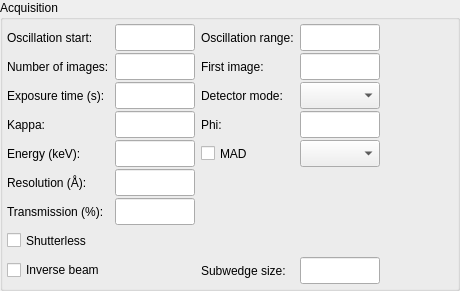
Qt form Bricks/widgets/ui_files/Qt4_acquisition_widget_vertical_layout.ui (hellmig/mxcube) before a commit.
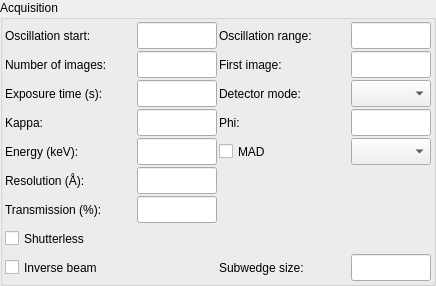
The same form after that commit.

Commit message: BESSY-specific: changed layout for acquisition widget after upgrade to Debian 9

Diff of the .ui file:
```diff
--- a/Bricks/widgets/ui_files/Qt4_acquisition_widget_vertical_layout.ui
+++ b/Bricks/widgets/ui_files/Qt4_acquisition_widget_vertical_layout.ui
@@ -6,8 +6,8 @@
    <rect>
     <x>0</x>
     <y>0</y>
-    <width>460</width>
-    <height>291</height>
+    <width>436</width>
+    <height>281</height>
    </rect>
   </property>
   <property name="sizePolicy">
@@ -16,6 +16,12 @@
     <verstretch>0</verstretch>
    </sizepolicy>
   </property>
+  <property name="minimumSize">
+   <size>
+    <width>0</width>
+    <height>0</height>
+   </size>
+  </property>
   <property name="maximumSize">
    <size>
     <width>32767</width>
@@ -25,14 +31,11 @@
   <property name="windowTitle">
    <string>Acquisition widget</string>
   </property>
-  <layout class="QHBoxLayout">
-   <property name="spacing">
-    <number>0</number>
-   </property>
+  <layout class="QGridLayout" name="gridLayout_2">
    <property name="margin">
     <number>0</number>
    </property>
-   <item>
+   <item row="0" column="0">
     <widget class="QGroupBox" name="acq_gbox">
      <property name="sizePolicy">
       <sizepolicy hsizetype="Preferred" vsizetype="Fixed">
@@ -40,6 +43,12 @@
        <verstretch>0</verstretch>
       </sizepolicy>
      </property>
+     <property name="minimumSize">
+      <size>
+       <width>0</width>
+       <height>0</height>
+      </size>
+     </property>
      <property name="maximumSize">
       <size>
        <width>32767</width>
@@ -49,26 +58,14 @@
      <property name="title">
       <string>Acquisition</string>
      </property>
-     <layout class="QVBoxLayout">
-      <property name="spacing">
-       <number>6</number>
-      </property>
+     <layout class="QGridLayout" name="gridLayout">
       <property name="margin">
-       <number>4</number>
+       <number>2</number>
       </property>
-      <item>
-       <layout class="QHBoxLayout">
         <property name="spacing">
-         <number>6</number>
-        </property>
-        <item>
-         <layout class="QHBoxLayout">
-          <item>
-           <layout class="QVBoxLayout">
-            <property name="spacing">
              <number>2</number>
             </property>
-            <item>
+      <item row="0" column="0">
              <widget class="QLabel" name="osc_start_label">
               <property name="sizePolicy">
                <sizepolicy hsizetype="Preferred" vsizetype="Preferred">
@@ -93,7 +90,61 @@
               </property>
              </widget>
             </item>
-            <item>
+      <item row="0" column="1">
+       <widget class="QLineEdit" name="osc_start_ledit">
+        <property name="minimumSize">
+         <size>
+          <width>80</width>
+          <height>27</height>
+         </size>
+        </property>
+        <property name="maximumSize">
+         <size>
+          <width>70</width>
+          <height>27</height>
+         </size>
+        </property>
+       </widget>
+      </item>
+      <item row="0" column="2">
+       <widget class="QLabel" name="osc_range_label">
+        <property name="minimumSize">
+         <size>
+          <width>0</width>
+          <height>27</height>
+         </size>
+        </property>
+        <property name="maximumSize">
+         <size>
+          <width>150</width>
+          <height>27</height>
+         </size>
+        </property>
+        <property name="text">
+         <string>Oscillation range:</string>
+        </property>
+        <property name="wordWrap">
+         <bool>false</bool>
+        </property>
+       </widget>
+      </item>
+      <item row="0" column="3">
+       <widget class="QLineEdit" name="osc_range_ledit">
+        <property name="minimumSize">
+         <size>
+          <width>80</width>
+          <height>27</height>
+         </size>
+        </property>
+        <property name="maximumSize">
+         <size>
+          <width>70</width>
+          <height>27</height>
+         </size>
+        </property>
+       </widget>
+      </item>
+      <item row="1" column="0">
              <widget class="QLabel" name="num_images_label">
               <property name="minimumSize">
                <size>
@@ -118,7 +169,67 @@
               </property>
              </widget>
             </item>
-            <item>
+      <item row="1" column="1">
+       <widget class="QLineEdit" name="num_images_ledit">
+        <property name="minimumSize">
+         <size>
+          <width>80</width>
+          <height>27</height>
+         </size>
+        </property>
+        <property name="maximumSize">
+         <size>
+          <width>70</width>
+          <height>27</height>
+         </size>
+        </property>
+       </widget>
+      </item>
+      <item row="1" column="2">
+       <widget class="QLabel" name="first_iamge_label">
+        <property name="minimumSize">
+         <size>
+          <width>0</width>
+          <height>27</height>
+         </size>
+        </property>
+        <property name="maximumSize">
+         <size>
+          <width>16777215</width>
+          <height>27</height>
+         </size>
+        </property>
+        <property name="text">
+         <string>First image:</string>
+        </property>
+        <property name="wordWrap">
+         <bool>false</bool>
+        </property>
+       </widget>
+      </item>
+      <item row="1" column="3">
+       <widget class="QLineEdit" name="first_image_ledit">
+        <property name="sizePolicy">
+         <sizepolicy hsizetype="Expanding" vsizetype="Preferred">
+          <horstretch>0</horstretch>
+          <verstretch>0</verstretch>
+         </sizepolicy>
+        </property>
+        <property name="minimumSize">
+         <size>
+          <width>80</width>
+          <height>27</height>
+         </size>
+        </property>
+        <property name="maximumSize">
+         <size>
+          <width>70</width>
+          <height>27</height>
+         </size>
+        </property>
+       </widget>
+      </item>
+      <item row="2" column="0">
              <widget class="QLabel" name="exp_time_label">
               <property name="minimumSize">
                <size>
@@ -140,7 +251,76 @@
               </property>
              </widget>
             </item>
-            <item>
+      <item row="2" column="1">
+       <widget class="QLineEdit" name="exp_time_ledit">
+        <property name="minimumSize">
+         <size>
+          <width>80</width>
+          <height>27</height>
+         </size>
+        </property>
+        <property name="maximumSize">
+         <size>
+          <width>70</width>
+          <height>27</height>
+         </size>
+        </property>
+       </widget>
+      </item>
+      <item row="2" column="2">
+       <widget class="QLabel" name="detector_roi_mode_label">
+        <property name="enabled">
+         <bool>true</bool>
+        </property>
+        <property name="sizePolicy">
+         <sizepolicy hsizetype="Fixed" vsizetype="Preferred">
+          <horstretch>0</horstretch>
+          <verstretch>0</verstretch>
+         </sizepolicy>
+        </property>
+        <property name="minimumSize">
+         <size>
+          <width>0</width>
+          <height>27</height>
+         </size>
+        </property>
+        <property name="maximumSize">
+         <size>
+          <width>160</width>
+          <height>27</height>
+         </size>
+        </property>
+        <property name="text">
+         <string>Detector mode:</string>
+        </property>
+        <property name="wordWrap">
+         <bool>false</bool>
+        </property>
+       </widget>
+      </item>
+      <item row="2" column="3">
+       <widget class="QComboBox" name="detector_roi_mode_combo">
+        <property name="enabled">
+         <bool>true</bool>
+        </property>
+        <property name="minimumSize">
+         <size>
+          <width>80</width>
+          <height>27</height>
+         </size>
+        </property>
+        <property name="maximumSize">
+         <size>
+          <width>70</width>
+          <height>27</height>
+         </size>
+        </property>
+        <property name="toolTip">
+         <string>Select necesaary detector mode</string>
+        </property>
+       </widget>
+      </item>
+      <item row="3" column="0">
              <widget class="QLabel" name="kappa_label">
               <property name="minimumSize">
                <size>
@@ -162,7 +342,61 @@
               </property>
              </widget>
             </item>
-            <item>
+      <item row="3" column="1">
+       <widget class="QLineEdit" name="kappa_ledit">
+        <property name="minimumSize">
+         <size>
+          <width>80</width>
+          <height>27</height>
+         </size>
+        </property>
+        <property name="maximumSize">
+         <size>
+          <width>80</width>
+          <height>27</height>
+         </size>
+        </property>
+       </widget>
+      </item>
+      <item row="3" column="2">
+       <widget class="QLabel" name="kappa_phi_label">
+        <property name="minimumSize">
+         <size>
+          <width>0</width>
+          <height>27</height>
+         </size>
+        </property>
+        <property name="maximumSize">
+         <size>
+          <width>16777215</width>
+          <height>27</height>
+         </size>
+        </property>
+        <property name="text">
+         <string>Phi:</string>
+        </property>
+        <property name="wordWrap">
+         <bool>false</bool>
+        </property>
+       </widget>
+      </item>
+      <item row="3" column="3">
+       <widget class="QLineEdit" name="kappa_phi_ledit">
+        <property name="minimumSize">
+         <size>
+          <width>80</width>
+          <height>27</height>
+         </size>
+        </property>
+        <property name="maximumSize">
+         <size>
+          <width>70</width>
+          <height>27</height>
+         </size>
+        </property>
+       </widget>
+      </item>
+      <item row="4" column="0">
              <widget class="QLabel" name="energy_label">
               <property name="minimumSize">
                <size>
@@ -184,7 +418,64 @@
               </property>
              </widget>
             </item>
-            <item>
+      <item row="4" column="1">
+       <widget class="QLineEdit" name="energy_ledit">
+        <property name="minimumSize">
+         <size>
+          <width>80</width>
+          <height>27</height>
+         </size>
+        </property>
+        <property name="maximumSize">
+         <size>
+          <width>70</width>
+          <height>27</height>
+         </size>
+        </property>
+       </widget>
+      </item>
+      <item row="4" column="2">
+       <widget class="QCheckBox" name="mad_cbox">
+        <property name="minimumSize">
+         <size>
+          <width>0</width>
+          <height>27</height>
+         </size>
+        </property>
+        <property name="maximumSize">
+         <size>
+          <width>16777215</width>
+          <height>27</height>
+         </size>
+        </property>
+        <property name="toolTip">
+         <string>Check to use energies from energy scan</string>
+        </property>
+        <property name="text">
+         <string>MAD</string>
+        </property>
+       </widget>
+      </item>
+      <item row="4" column="3">
+       <widget class="QComboBox" name="energies_combo">
+        <property name="minimumSize">
+         <size>
+          <width>80</width>
+          <height>27</height>
+         </size>
+        </property>
+        <property name="maximumSize">
+         <size>
+          <width>80</width>
+          <height>27</height>
+         </size>
+        </property>
+        <property name="toolTip">
+         <string>Check to use energies from energy scan</string>
+        </property>
+       </widget>
+      </item>
+      <item row="5" column="0">
              <widget class="QLabel" name="resolution_label">
               <property name="minimumSize">
                <size>
@@ -206,7 +497,23 @@
               </property>
              </widget>
             </item>
-            <item>
+      <item row="5" column="1">
+       <widget class="QLineEdit" name="resolution_ledit">
+        <property name="minimumSize">
+         <size>
+          <width>80</width>
+          <height>27</height>
+         </size>
+        </property>
+        <property name="maximumSize">
+         <size>
+          <width>70</width>
+          <height>27</height>
+         </size>
+        </property>
+       </widget>
+      </item>
+      <item row="6" column="0">
              <widget class="QLabel" name="transmission_label">
               <property name="sizePolicy">
                <sizepolicy hsizetype="Preferred" vsizetype="Preferred">
@@ -234,7 +541,23 @@
               </property>
              </widget>
             </item>
-            <item>
+      <item row="6" column="1">
+       <widget class="QLineEdit" name="transmission_ledit">
+        <property name="minimumSize">
+         <size>
+          <width>80</width>
+          <height>27</height>
+         </size>
+        </property>
+        <property name="maximumSize">
+         <size>
+          <width>70</width>
+          <height>27</height>
+         </size>
+        </property>
+       </widget>
+      </item>
+      <item row="7" column="0">
              <widget class="QCheckBox" name="shutterless_cbx">
               <property name="minimumSize">
                <size>
@@ -247,7 +570,7 @@
               </property>
              </widget>
             </item>
-            <item>
+      <item row="8" column="0">
              <widget class="QCheckBox" name="inverse_beam_cbx">
               <property name="sizePolicy">
                <sizepolicy hsizetype="Fixed" vsizetype="Preferred">
@@ -275,285 +598,7 @@
               </property>
              </widget>
             </item>
-           </layout>
-          </item>
-          <item>
-           <layout class="QVBoxLayout">
-            <property name="spacing">
-             <number>2</number>
-            </property>
-            <item>
-             <widget class="QLineEdit" name="osc_start_ledit">
-              <property name="minimumSize">
-               <size>
-                <width>80</width>
-                <height>27</height>
-               </size>
-              </property>
-              <property name="maximumSize">
-               <size>
-                <width>70</width>
-                <height>27</height>
-               </size>
-              </property>
-             </widget>
-            </item>
-            <item>
-             <widget class="QLineEdit" name="num_images_ledit">
-              <property name="minimumSize">
-               <size>
-                <width>80</width>
-                <height>27</height>
-               </size>
-              </property>
-              <property name="maximumSize">
-               <size>
-                <width>70</width>
-                <height>27</height>
-               </size>
-              </property>
-             </widget>
-            </item>
-            <item>
-             <widget class="QLineEdit" name="exp_time_ledit">
-              <property name="minimumSize">
-               <size>
-                <width>80</width>
-                <height>27</height>
-               </size>
-              </property>
-              <property name="maximumSize">
-               <size>
-                <width>70</width>
-                <height>27</height>
-               </size>
-              </property>
-             </widget>
-            </item>
-            <item>
-             <widget class="QLineEdit" name="kappa_ledit">
-              <property name="minimumSize">
-               <size>
-                <width>80</width>
-                <height>27</height>
-               </size>
-              </property>
-              <property name="maximumSize">
-               <size>
-                <width>80</width>
-                <height>27</height>
-               </size>
-              </property>
-             </widget>
-            </item>
-            <item>
-             <widget class="QLineEdit" name="energy_ledit">
-              <property name="minimumSize">
-               <size>
-                <width>80</width>
-                <height>27</height>
-               </size>
-              </property>
-              <property name="maximumSize">
-               <size>
-                <width>70</width>
-                <height>27</height>
-               </size>
-              </property>
-             </widget>
-            </item>
-            <item>
-             <widget class="QLineEdit" name="resolution_ledit">
-              <property name="minimumSize">
-               <size>
-                <width>80</width>
-                <height>27</height>
-               </size>
-              </property>
-              <property name="maximumSize">
-               <size>
-                <width>70</width>
-                <height>27</height>
-               </size>
-              </property>
-             </widget>
-            </item>
-            <item>
-             <widget class="QLineEdit" name="transmission_ledit">
-              <property name="minimumSize">
-               <size>
-                <width>80</width>
-                <height>27</height>
-               </size>
-              </property>
-              <property name="maximumSize">
-               <size>
-                <width>70</width>
-                <height>27</height>
-               </size>
-              </property>
-             </widget>
-            </item>
-            <item>
-             <spacer name="verticalSpacer_4">
-              <property name="orientation">
-               <enum>Qt::Vertical</enum>
-              </property>
-              <property name="sizeType">
-               <enum>QSizePolicy::Fixed</enum>
-              </property>
-              <property name="sizeHint" stdset="0">
-               <size>
-                <width>20</width>
-                <height>56</height>
-               </size>
-              </property>
-             </spacer>
-            </item>
-           </layout>
-          </item>
-         </layout>
-        </item>
-        <item>
-         <layout class="QHBoxLayout">
-          <item>
-           <layout class="QVBoxLayout">
-            <property name="spacing">
-             <number>2</number>
-            </property>
-            <item>
-             <widget class="QLabel" name="osc_range_label">
-              <property name="minimumSize">
-               <size>
-                <width>0</width>
-                <height>27</height>
-               </size>
-              </property>
-              <property name="maximumSize">
-               <size>
-                <width>150</width>
-                <height>27</height>
-               </size>
-              </property>
-              <property name="text">
-               <string>Oscillation range:</string>
-              </property>
-              <property name="wordWrap">
-               <bool>false</bool>
-              </property>
-             </widget>
-            </item>
-            <item>
-             <widget class="QLabel" name="first_iamge_label">
-              <property name="minimumSize">
-               <size>
-                <width>0</width>
-                <height>27</height>
-               </size>
-              </property>
-              <property name="maximumSize">
-               <size>
-                <width>16777215</width>
-                <height>27</height>
-               </size>
-              </property>
-              <property name="text">
-               <string>First image:</string>
-              </property>
-              <property name="wordWrap">
-               <bool>false</bool>
-              </property>
-             </widget>
-            </item>
-            <item>
-             <widget class="QLabel" name="detector_roi_mode_label">
-              <property name="enabled">
-               <bool>true</bool>
-              </property>
-              <property name="sizePolicy">
-               <sizepolicy hsizetype="Fixed" vsizetype="Preferred">
-                <horstretch>0</horstretch>
-                <verstretch>0</verstretch>
-               </sizepolicy>
-              </property>
-              <property name="minimumSize">
-               <size>
-                <width>0</width>
-                <height>27</height>
-               </size>
-              </property>
-              <property name="maximumSize">
-               <size>
-                <width>160</width>
-                <height>27</height>
-               </size>
-              </property>
-              <property name="text">
-               <string>Detector mode:</string>
-              </property>
-              <property name="wordWrap">
-               <bool>false</bool>
-              </property>
-             </widget>
-            </item>
-            <item>
-             <widget class="QLabel" name="kappa_phi_label">
-              <property name="minimumSize">
-               <size>
-                <width>0</width>
-                <height>27</height>
-               </size>
-              </property>
-              <property name="maximumSize">
-               <size>
-                <width>16777215</width>
-                <height>27</height>
-               </size>
-              </property>
-              <property name="text">
-               <string>Phi:</string>
-              </property>
-              <property name="wordWrap">
-               <bool>false</bool>
-              </property>
-             </widget>
-            </item>
-            <item>
-             <widget class="QCheckBox" name="mad_cbox">
-              <property name="minimumSize">
-               <size>
-                <width>0</width>
-                <height>27</height>
-               </size>
-              </property>
-              <property name="maximumSize">
-               <size>
-                <width>16777215</width>
-                <height>27</height>
-               </size>
-              </property>
-              <property name="toolTip">
-               <string>Check to use energies from energy scan</string>
-              </property>
-              <property name="text">
-               <string>MAD</string>
-              </property>
-             </widget>
-            </item>
-            <item>
-             <spacer name="verticalSpacer_2">
-              <property name="orientation">
-               <enum>Qt::Vertical</enum>
-              </property>
-              <property name="sizeHint" stdset="0">
-               <size>
-                <width>20</width>
-                <height>40</height>
-               </size>
-              </property>
-             </spacer>
-            </item>
-            <item>
+      <item row="8" column="2">
              <widget class="QLabel" name="subwedge_size_label">
               <property name="minimumSize">
                <size>
@@ -578,122 +623,7 @@
               </property>
              </widget>
             </item>
-           </layout>
-          </item>
-          <item>
-           <layout class="QVBoxLayout">
-            <property name="spacing">
-             <number>2</number>
-            </property>
-            <item>
-             <widget class="QLineEdit" name="osc_range_ledit">
-              <property name="minimumSize">
-               <size>
-                <width>80</width>
-                <height>27</height>
-               </size>
-              </property>
-              <property name="maximumSize">
-               <size>
-                <width>70</width>
-                <height>27</height>
-               </size>
-              </property>
-             </widget>
-            </item>
-            <item>
-             <widget class="QLineEdit" name="first_image_ledit">
-              <property name="sizePolicy">
-               <sizepolicy hsizetype="Expanding" vsizetype="Preferred">
-                <horstretch>0</horstretch>
-                <verstretch>0</verstretch>
-               </sizepolicy>
-              </property>
-              <property name="minimumSize">
-               <size>
-                <width>80</width>
-                <height>27</height>
-               </size>
-              </property>
-              <property name="maximumSize">
-               <size>
-                <width>70</width>
-                <height>27</height>
-               </size>
-              </property>
-             </widget>
-            </item>
-            <item>
-             <widget class="QComboBox" name="detector_roi_mode_combo">
-              <property name="enabled">
-               <bool>true</bool>
-              </property>
-              <property name="minimumSize">
-               <size>
-                <width>80</width>
-                <height>27</height>
-               </size>
-              </property>
-              <property name="maximumSize">
-               <size>
-                <width>70</width>
-                <height>27</height>
-               </size>
-              </property>
-              <property name="toolTip">
-               <string>Select necesaary detector mode</string>
-              </property>
-             </widget>
-            </item>
-            <item>
-             <widget class="QLineEdit" name="kappa_phi_ledit">
-              <property name="minimumSize">
-               <size>
-                <width>80</width>
-                <height>27</height>
-               </size>
-              </property>
-              <property name="maximumSize">
-               <size>
-                <width>70</width>
-                <height>27</height>
-               </size>
-              </property>
-             </widget>
-            </item>
-            <item>
-             <widget class="QComboBox" name="energies_combo">
-              <property name="minimumSize">
-               <size>
-                <width>80</width>
-                <height>27</height>
-               </size>
-              </property>
-              <property name="maximumSize">
-               <size>
-                <width>80</width>
-                <height>27</height>
-               </size>
-              </property>
-              <property name="toolTip">
-               <string>Check to use energies from energy scan</string>
-              </property>
-             </widget>
-            </item>
-            <item>
-             <spacer name="verticalSpacer_3">
-              <property name="orientation">
-               <enum>Qt::Vertical</enum>
-              </property>
-              <property name="sizeHint" stdset="0">
-               <size>
-                <width>20</width>
-                <height>40</height>
-               </size>
-              </property>
-             </spacer>
-            </item>
-            <item>
+      <item row="8" column="3">
              <widget class="QLineEdit" name="subwedge_size_ledit">
               <property name="minimumSize">
                <size>
@@ -711,25 +641,6 @@
                <string>Check to use inverse beam and specify subwedge size</string>
               </property>
              </widget>
-            </item>
-           </layout>
-          </item>
-         </layout>
-        </item>
-        <item>
-         <spacer name="horizontalSpacer">
-          <property name="orientation">
-           <enum>Qt::Horizontal</enum>
-          </property>
-          <property name="sizeHint" stdset="0">
-           <size>
-            <width>40</width>
-            <height>20</height>
-           </size>
-          </property>
-         </spacer>
-        </item>
-       </layout>
       </item>
      </layout>
     </widget>
```
Lines whose indentation alone changed are shown as unchanged. The commit also changes 2 other files.
